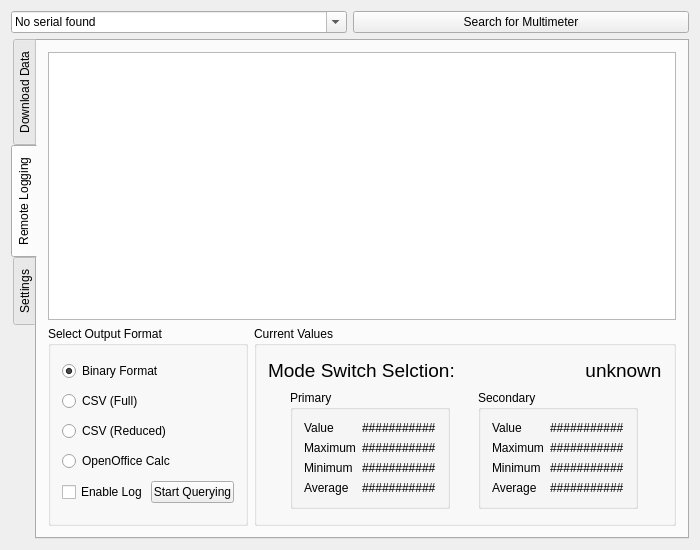
First picture: the form in yellowdolphindownloader.ui, repository C-X1/YellowDolphin, before the edit.
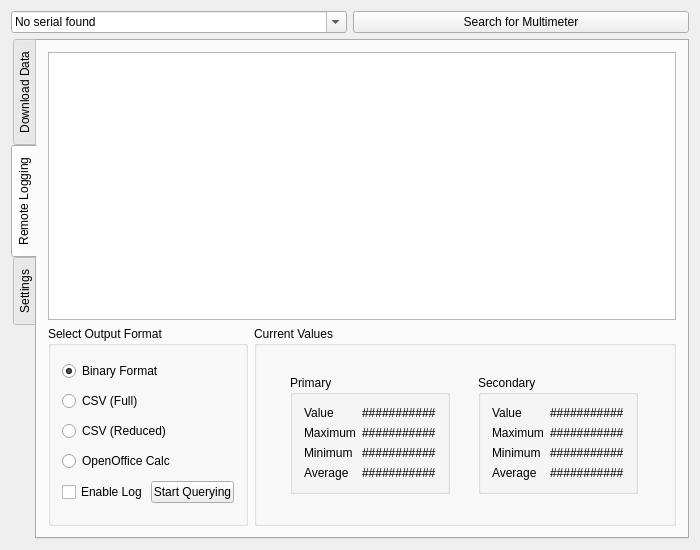
Second picture: the form after the edit. The open tabs and pages were chosen to show the change.

```diff
--- a/yellowdolphindownloader.ui
+++ b/yellowdolphindownloader.ui
@@ -274,49 +274,6 @@
             <string>Current Values</string>
            </property>
            <layout class="QVBoxLayout" name="verticalLayout_9">
-            <item>
-             <layout class="QHBoxLayout" name="horizontalLayout_8">
-              <item>
-               <widget class="QLabel" name="label">
-                <property name="sizePolicy">
-                 <sizepolicy hsizetype="Minimum" vsizetype="Minimum">
-                  <horstretch>0</horstretch>
-                  <verstretch>0</verstretch>
-                 </sizepolicy>
-                </property>
-                <property name="font">
-                 <font>
-                  <pointsize>14</pointsize>
-                 </font>
-                </property>
-                <property name="text">
-                 <string>Mode Switch Selction:</string>
-                </property>
-               </widget>
-              </item>
-              <item>
-               <widget class="QLabel" name="label_2">
-                <property name="sizePolicy">
-                 <sizepolicy hsizetype="Maximum" vsizetype="Maximum">
-                  <horstretch>0</horstretch>
-                  <verstretch>0</verstretch>
-                 </sizepolicy>
-                </property>
-                <property name="font">
-                 <font>
-                  <pointsize>14</pointsize>
-                 </font>
-                </property>
-                <property name="text">
-                 <string>unknown</string>
-                </property>
-                <property name="alignment">
-                 <set>Qt::AlignCenter</set>
-                </property>
-               </widget>
-              </item>
-             </layout>
-            </item>
             <item>
              <layout class="QHBoxLayout" name="horizontalLayout_6">
               <item>
```
Left out of the diff: 4 changed lines with no effect on the pictures.
